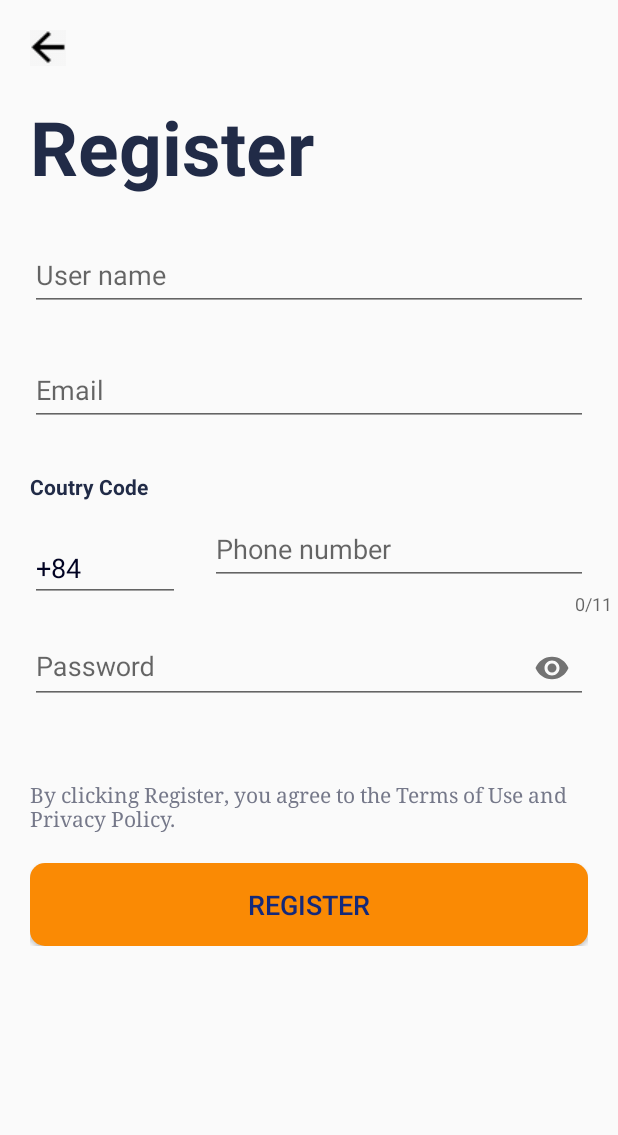
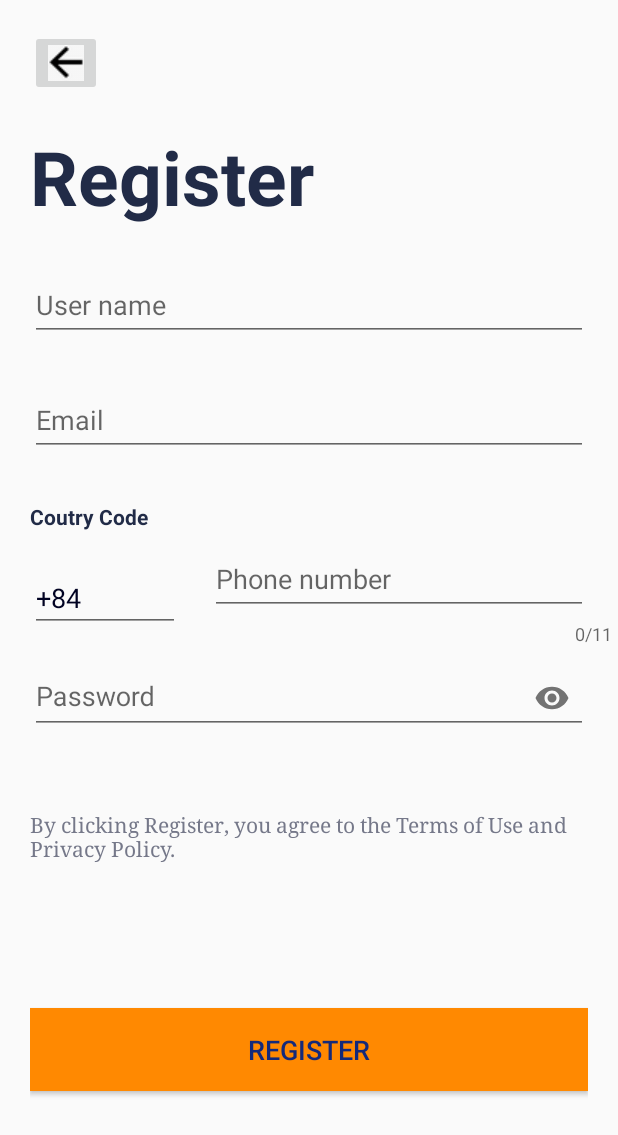
Before and after one commit to MrLongg71/FPolyBookCarClient, an Android app: the screen it shows after launch (ClientActivity), after a tap on "Register", on a phone screen of 412 x 824 dp. Shown: the top 1135 px of the screen. Run offline under Robolectric (Android 15) with nearby library versions, the phone set to English and light mode, and no system bars; our stand-ins replace Firebase (no records; nobody signed in at launch, a user with empty details on screens opened directly).

Commit message:
Check Home Fragment LongKhoa

```diff
--- a/app/build.gradle
+++ b/app/build.gradle
@@ -36,6 +36,7 @@ dependencies {
     implementation 'com.android.support:design:28.0.0'
     implementation 'com.android.support:cardview-v7:28.0.0'
 
+
     implementation 'com.google.firebase:firebase-analytics:17.0.1'
     implementation 'com.google.firebase:firebase-database:19.0.0'
     implementation 'com.google.firebase:firebase-auth:19.0.0'
--- a/app/src/main/java/vn/fpoly/fpolybookcarclient/Model/ObjectClass/Client.java
+++ b/app/src/main/java/vn/fpoly/fpolybookcarclient/Model/ObjectClass/Client.java
@@ -2,6 +2,7 @@ package vn.fpoly.fpolybookcarclient.Model.ObjectClass;
 
 public class Client {
     private String key,email,phone,name;
+
 
     public Client(String key, String email, String phone, String name) {
         this.key = key;
--- a/app/src/main/java/vn/fpoly/fpolybookcarclient/Presenter/IPPresenterLogin.java
+++ b/app/src/main/java/vn/fpoly/fpolybookcarclient/Presenter/IPPresenterLogin.java
@@ -2,6 +2,8 @@ package vn.fpoly.fpolybookcarclient.Presenter;
 
 import android.app.Activity;
 import android.widget.TextView;
+
+import vn.fpoly.fpolybookcarclient.Model.ObjectClass.Client;
 
 import vn.fpoly.fpolybookcarclient.Model.ObjectClass.Client;
 
@@ -16,4 +18,5 @@ public interface IPPresenterLogin {
     //    *****Register****//
     void doRegisterEmail(Client client);
 
+    void sentCodeSMS(String phone, TextView txtResend, Activity activity);
 }
--- a/app/src/main/java/vn/fpoly/fpolybookcarclient/Presenter/PresenterLogin.java
+++ b/app/src/main/java/vn/fpoly/fpolybookcarclient/Presenter/PresenterLogin.java
@@ -22,6 +22,7 @@ import java.util.concurrent.TimeUnit;
 import vn.fpoly.fpolybookcarclient.Model.ModelClient;
 import vn.fpoly.fpolybookcarclient.Model.ObjectClass.Client;
 import vn.fpoly.fpolybookcarclient.R;
+
 import vn.fpoly.fpolybookcarclient.View.Interface.ViewLogin;
 
 public class PresenterLogin implements IPPresenterLogin {
@@ -53,9 +54,11 @@ public class PresenterLogin implements IPPresenterLogin {
     }
 
     @Override
-    public void doSendSMS(String phone,TextView txtResend,Activity activity) {
+    public void doSendSMS(String phone, TextView txtResend, Activity activity) {
         sentCodeSMS(phone,txtResend,activity);
     }
+
+
 
     @Override
     public void doLoginPhone(String phone, String verify, Activity activity) {
@@ -70,8 +73,9 @@ public class PresenterLogin implements IPPresenterLogin {
         ModelClient modelClient = new ModelClient();
         modelClient.addClientDatabase(client);
     }
+    @Override
+    public void sentCodeSMS(String phone, final TextView txtResend, final Activity activity) {
 
-    private void sentCodeSMS(String phone,final TextView txtResend, final Activity activity) {
         PhoneAuthProvider.getInstance().verifyPhoneNumber(
                 "+84" + phone,
                 60,
--- a/app/src/main/java/vn/fpoly/fpolybookcarclient/View/Fragment/SplashScreenFragment.java
+++ b/app/src/main/java/vn/fpoly/fpolybookcarclient/View/Fragment/SplashScreenFragment.java
@@ -48,6 +48,13 @@ public class SplashScreenFragment extends Fragment implements View.OnClickListen
             case R.id.btnsigup:
                 RegisterFragment registerFragment1 = new RegisterFragment();
                 loadFragment(registerFragment1);
+                FragmentManager fragmentManager = getFragmentManager();
+                FragmentTransaction fragmentTransaction = fragmentManager.beginTransaction();
+                RegisterFragment registerFragment = new RegisterFragment();
+                fragmentTransaction.replace(R.id.frame_client, registerFragment);
+                fragmentTransaction.addToBackStack(null);
+                fragmentTransaction.commit();
+
                 break;
             case R.id.btnlogin:
                 LoginFragment loginFragment = new LoginFragment();
--- a/app/src/main/res/layout/fragment_home.xml
+++ b/app/src/main/res/layout/fragment_home.xml
@@ -70,7 +70,7 @@
                             android:id="@+id/txttDetailHome"
                             android:layout_width="wrap_content"
                             android:layout_height="wrap_content"
-                            android:layout_below="@id/txttitleHome"
+                            android:layout_below="@+id/txttitleHome"
                             android:layout_margin="20dp"
                             android:text="Activate"
                             android:textColor="#CB6565"
--- a/app/src/main/res/layout/fragment_register.xml
+++ b/app/src/main/res/layout/fragment_register.xml
@@ -1,16 +1,11 @@
 <?xml version="1.0" encoding="utf-8"?>
-<ScrollView xmlns:android="http://schemas.android.com/apk/res/android"
-    android:layout_width="match_parent"
-    android:layout_height="match_parent">
-
 <LinearLayout xmlns:android="http://schemas.android.com/apk/res/android"
     xmlns:app="http://schemas.android.com/apk/res-auto"
+    android:layout_width="match_parent"
     xmlns:tools="http://schemas.android.com/tools"
-
-        android:layout_width="match_parent"
+    tools:context=".View.Fragment.RegisterFragment"
     android:layout_height="match_parent"
-        android:orientation="vertical"
-        tools:context=".View.Fragment.RegisterFragment">
+    android:orientation="vertical">
 
     <ImageButton
         android:id="@+id/imgBackRegister"
@@ -18,7 +13,6 @@
         android:layout_height="wrap_content"
         android:layout_marginLeft="20dp"
         android:layout_marginTop="20dp"
-            android:background="@null"
         android:src="@drawable/rsz_1back" />
 
     <TextView
@@ -37,12 +31,11 @@
         app:errorEnabled="true">
 
         <com.google.android.material.textfield.TextInputEditText
-
-                android:id="@+id/edtNameRegister"
             android:layout_width="match_parent"
             android:layout_height="wrap_content"
             android:layout_marginLeft="20dp"
             android:layout_marginRight="20dp"
+            android:id="@+id/edtNameRegister"
             android:hint="@string/edtuser"
             android:inputType="text"
             android:textColor="#000222"
@@ -56,12 +49,11 @@
         app:errorEnabled="true">
 
         <com.google.android.material.textfield.TextInputEditText
-                android:id="@+id/edtEmailRegister"
             android:layout_width="match_parent"
             android:layout_height="wrap_content"
             android:layout_marginLeft="20dp"
             android:layout_marginTop="30dp"
-
+            android:id="@+id/edtEmailRegister"
             android:layout_marginRight="20dp"
             android:hint="@string/edtemail"
             android:inputType="textEmailAddress"
@@ -97,38 +89,39 @@
 
             android:layout_width="match_parent"
             android:layout_height="wrap_content"
+            app:counterMaxLength="11"
             app:counterEnabled="true"
-                app:counterMaxLength="11"
             app:errorEnabled="true">
 
             <com.google.android.material.textfield.TextInputEditText
+                android:layout_width="match_parent"
+                android:maxLength="11"
+                android:layout_height="wrap_content"
                 android:id="@+id/edtPhoneRegister"
-                    android:layout_width="match_parent"
-                    android:layout_height="wrap_content"
                 android:layout_marginLeft="20dp"
                 android:layout_marginRight="20dp"
                 android:hint="@string/edtphone"
                 android:inputType="phone"
-                    android:maxLength="11"
-                    android:textColorHint="#9CA3B5" />
+                android:textColorHint="#9CA3B5"
+                />
         </com.google.android.material.textfield.TextInputLayout>
     </LinearLayout>
 
     <com.google.android.material.textfield.TextInputLayout
 
+        app:passwordToggleEnabled="true"
         android:layout_width="match_parent"
         android:layout_height="wrap_content"
-            app:errorEnabled="true"
-            app:passwordToggleEnabled="true">
+        app:errorEnabled="true">
 
         <com.google.android.material.textfield.TextInputEditText
-                android:id="@+id/edtPasswordRegister"
             android:layout_width="match_parent"
             android:layout_height="wrap_content"
             android:layout_marginLeft="20dp"
             android:layout_marginTop="30dp"
             android:layout_marginRight="20dp"
             android:hint="@string/edtpass"
+            android:id="@+id/edtPasswordRegister"
             android:inputType="textPassword"
             android:textColorHint="#9CA3B5" />
     </com.google.android.material.textfield.TextInputLayout>
@@ -143,24 +136,20 @@
         android:textColor="#757889" />
 
     <RelativeLayout
-            android:layout_marginTop="20dp"
         android:layout_width="match_parent"
         android:layout_height="match_parent"
         android:layout_marginLeft="20dp"
         android:layout_marginRight="20dp">
 
         <Button
-
             android:id="@+id/btnRegister"
             android:layout_width="match_parent"
             android:layout_height="wrap_content"
             android:layout_centerVertical="true"
-                android:background="@drawable/custom_button_login"
+            android:background="#FF8901"
             android:padding="15dp"
             android:text="@string/btn_signup"
             android:textColor="#14297A"
             android:textSize="18dp" />
     </RelativeLayout>
 </LinearLayout>
-
-</ScrollView>
--- a/app/src/main/res/layout/fragment_verifyphone.xml
+++ b/app/src/main/res/layout/fragment_verifyphone.xml
@@ -1,4 +1,5 @@
 <?xml version="1.0" encoding="utf-8"?>
+
 <LinearLayout xmlns:android="http://schemas.android.com/apk/res/android"
     xmlns:app="http://schemas.android.com/apk/res-auto"
     android:layout_width="match_parent"
--- a/app/src/main/res/values/strings.xml
+++ b/app/src/main/res/values/strings.xml
@@ -48,7 +48,8 @@
     <string name="cakedetail2"> Givral Cake is a fresh moon cake, has a shelf life of 20 days, is less sweet, the cake is a combination of T
         Europe and Asia with natural ingredients, cool bar from Blueberry fruit,
        </string>
-    <string name="caketitle3">Brodard Cake </string>
+    <string name="caketitle3">Givral Cake</string>
+
     <string name="cakedetail3">Like Givral moon cake, Brodard also makes high-class moon cake. Brodard moon cake is famous
         Not only excellent cake quality, but also the market leader in luxurious and classy cake box design.</string>
     <string name="caketitle4">Lafeve Cake</string>
```
Also changed, not shown: app/src/main/java/vn/fpoly/fpolybookcarclient/View/Fragment/RegisterFragment.java (+10 -3 lines). Lines whose indentation alone changed are shown as unchanged.
